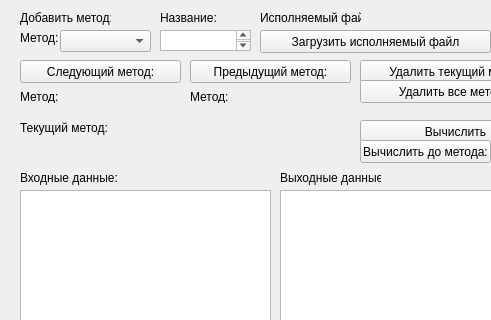
Above: design.ui from AZch/Data-decryption-system before the change; both pictures show x 0 to 491 and y 0 to 320 of the 783 by 480 pixel window. Below: the same form after it.
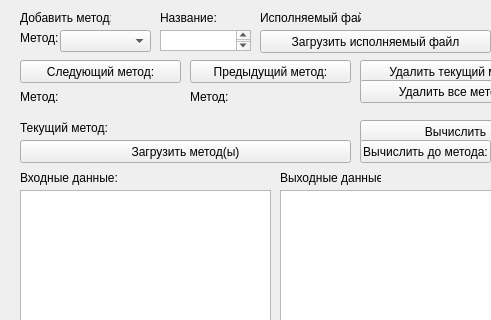
That is the form after the change.

Commit message: add btn load method(s) and test

Patch:
```diff
--- a/design.ui
+++ b/design.ui
@@ -256,7 +256,7 @@
     <property name="geometry">
      <rect>
       <x>60</x>
-      <y>90</y>
+      <y>85</y>
       <width>121</width>
       <height>16</height>
      </rect>
@@ -504,6 +504,19 @@
      </rect>
     </property>
    </widget>
+   <widget class="QPushButton" name="btnLoadMethods">
+    <property name="geometry">
+     <rect>
+      <x>20</x>
+      <y>140</y>
+      <width>331</width>
+      <height>23</height>
+     </rect>
+    </property>
+    <property name="text">
+     <string>Загрузить метод(ы)</string>
+    </property>
+   </widget>
   </widget>
   <widget class="QMenuBar" name="menubar">
    <property name="geometry">
```
The commit also changes 6 other files.
